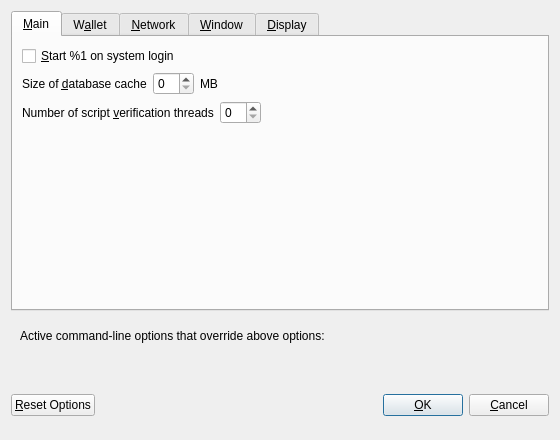
Qt form src/qt/forms/optionsdialog.ui (mooncoincore/wallet) before a commit.
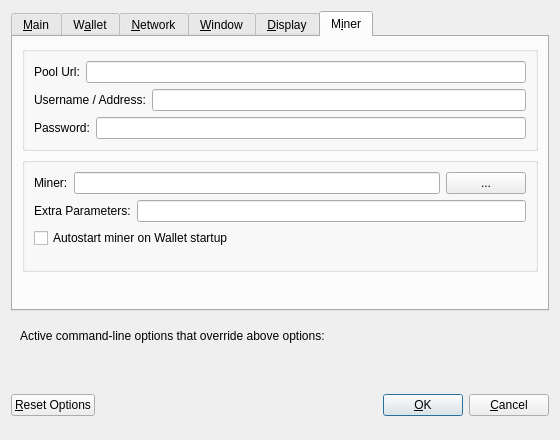
The same form after that commit. The open tabs and pages were chosen to show the change. Custom widgets are drawn as their Qt base class.

Commit message: New options for theme and miner

```diff
--- a/src/qt/forms/optionsdialog.ui
+++ b/src/qt/forms/optionsdialog.ui
@@ -19,6 +19,12 @@
   <layout class="QVBoxLayout" name="verticalLayout">
    <item>
     <widget class="QTabWidget" name="tabWidget">
+     <property name="sizePolicy">
+      <sizepolicy hsizetype="Expanding" vsizetype="Expanding">
+       <horstretch>0</horstretch>
+       <verstretch>0</verstretch>
+      </sizepolicy>
+     </property>
      <property name="currentIndex">
       <number>0</number>
      </property>
@@ -42,7 +48,7 @@
          <item>
           <widget class="QLabel" name="databaseCacheLabel">
            <property name="text">
-            <string>Size of &amp;database cache</string>
+            <string>S&amp;ize of database cache</string>
            </property>
            <property name="textFormat">
             <enum>Qt::PlainText</enum>
@@ -641,6 +647,153 @@
        </item>
       </layout>
      </widget>
+     <widget class="QWidget" name="tabMiner">
+      <property name="toolTip">
+       <string>&lt;html&gt;&lt;head/&gt;&lt;body&gt;&lt;p&gt;Setup your miner&lt;/p&gt;&lt;/body&gt;&lt;/html&gt;</string>
+      </property>
+      <attribute name="title">
+       <string>M&amp;iner</string>
+      </attribute>
+      <layout class="QVBoxLayout" name="verticalLayout_3">
+       <item>
+        <widget class="QGroupBox" name="groupBox_2">
+         <property name="title">
+          <string/>
+         </property>
+         <layout class="QVBoxLayout" name="verticalLayout_5">
+          <item>
+           <layout class="QHBoxLayout" name="horizontalLayout_2">
+            <property name="bottomMargin">
+             <number>0</number>
+            </property>
+            <item>
+             <widget class="QLabel" name="label_2">
+              <property name="text">
+               <string>Pool Url:</string>
+              </property>
+             </widget>
+            </item>
+            <item>
+             <widget class="QLineEdit" name="miningPool"/>
+            </item>
+           </layout>
+          </item>
+          <item>
+           <layout class="QHBoxLayout" name="horizontalLayout_3">
+            <property name="bottomMargin">
+             <number>0</number>
+            </property>
+            <item>
+             <widget class="QLabel" name="label_3">
+              <property name="text">
+               <string>Username / Address:</string>
+              </property>
+             </widget>
+            </item>
+            <item>
+             <widget class="QLineEdit" name="miningUsername"/>
+            </item>
+           </layout>
+          </item>
+          <item>
+           <layout class="QHBoxLayout" name="horizontalLayout_4">
+            <property name="bottomMargin">
+             <number>0</number>
+            </property>
+            <item>
+             <widget class="QLabel" name="label_4">
+              <property name="text">
+               <string>Password:</string>
+              </property>
+             </widget>
+            </item>
+            <item>
+             <widget class="QLineEdit" name="miningPassword"/>
+            </item>
+           </layout>
+          </item>
+         </layout>
+        </widget>
+       </item>
+       <item>
+        <widget class="QGroupBox" name="groupBox_3">
+         <property name="title">
+          <string/>
+         </property>
+         <layout class="QVBoxLayout" name="verticalLayout_6">
+          <item>
+           <layout class="QHBoxLayout" name="horizontalLayout_5">
+            <property name="bottomMargin">
+             <number>0</number>
+            </property>
+            <item>
+             <widget class="QLabel" name="label_5">
+              <property name="text">
+               <string>Miner:</string>
+              </property>
+             </widget>
+            </item>
+            <item>
+             <widget class="QLineEdit" name="minerPath"/>
+            </item>
+            <item>
+             <widget class="QPushButton" name="minerPathBtn">
+              <property name="text">
+               <string>...</string>
+              </property>
+             </widget>
+            </item>
+           </layout>
+          </item>
+          <item>
+           <layout class="QHBoxLayout" name="horizontalLayout_6">
+            <property name="bottomMargin">
+             <number>0</number>
+            </property>
+            <item>
+             <widget class="QLabel" name="label_6">
+              <property name="text">
+               <string>Extra Parameters:</string>
+              </property>
+             </widget>
+            </item>
+            <item>
+             <widget class="QLineEdit" name="minerExtraParams"/>
+            </item>
+           </layout>
+          </item>
+          <item>
+           <layout class="QHBoxLayout" name="horizontalLayout_7">
+            <property name="bottomMargin">
+             <number>12</number>
+            </property>
+            <item>
+             <widget class="QCheckBox" name="minerStartUp">
+              <property name="text">
+               <string>Autostart miner on Wallet startup</string>
+              </property>
+             </widget>
+            </item>
+           </layout>
+          </item>
+         </layout>
+        </widget>
+       </item>
+       <item>
+        <spacer name="verticalSpacer">
+         <property name="orientation">
+          <enum>Qt::Vertical</enum>
+         </property>
+         <property name="sizeHint" stdset="0">
+          <size>
+           <width>20</width>
+           <height>40</height>
+          </size>
+         </property>
+        </spacer>
+       </item>
+      </layout>
+     </widget>
     </widget>
    </item>
    <item>
```
Left out of the diff: 23 changed lines with no effect on the pictures. The commit also changes 174 other files.
